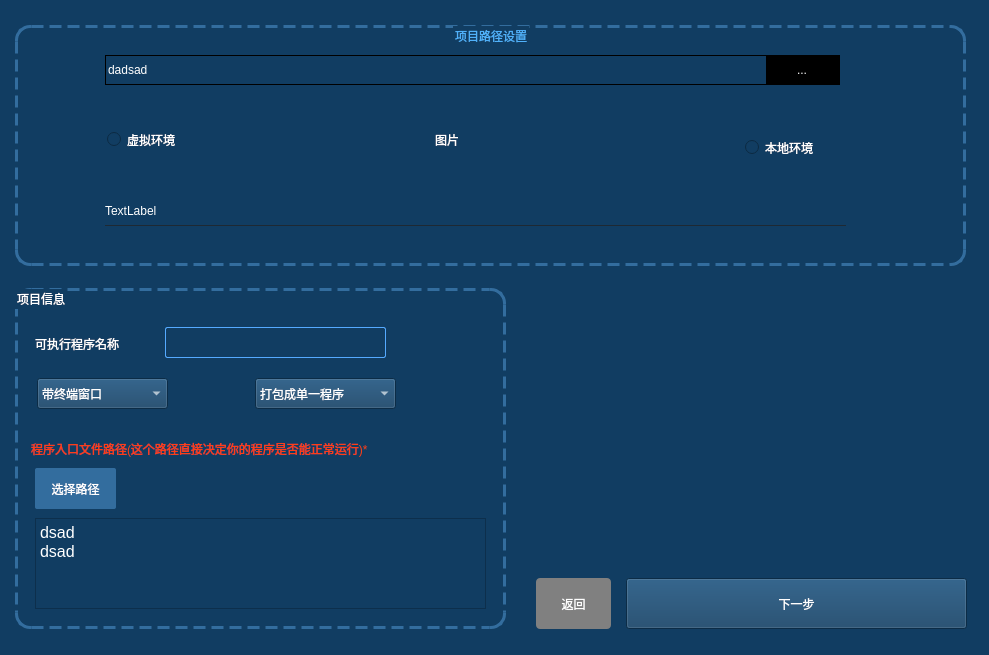
Before: the Qt Designer form UI/new_main.ui in LX-sys/pyPyinstaller, drawn with Qt 5.
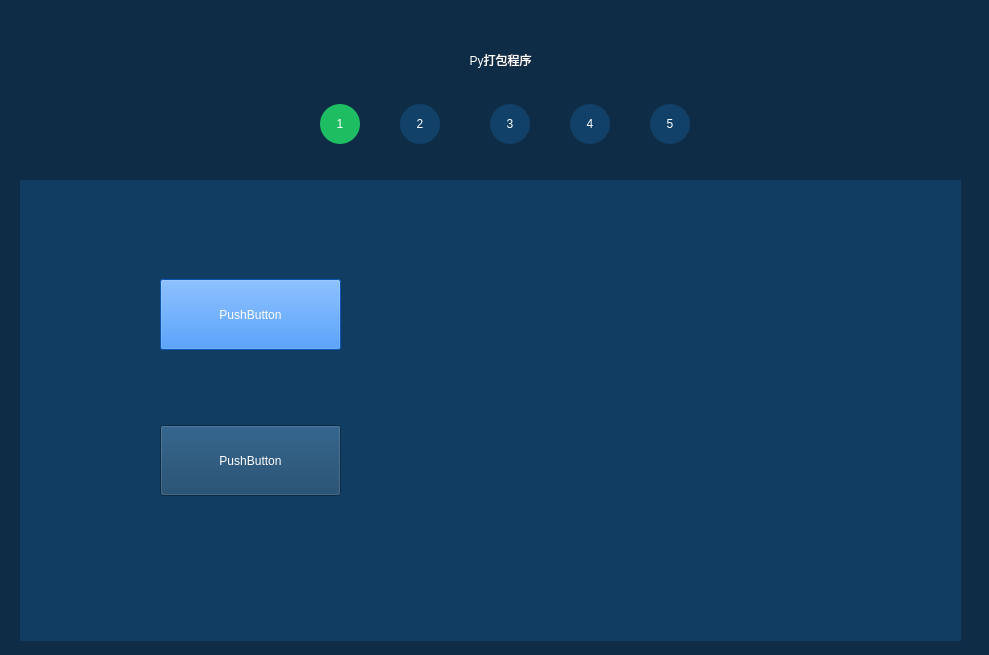
After: the same form once the commit is applied. The open tabs and pages were chosen to show the change.

Commit message: 打包完成页面编写完成,但mac下打包完成后,程序可执行文件位置错误(BUG可以手动调整)

```diff
--- a/UI/new_main.ui
+++ b/UI/new_main.ui
@@ -43,7 +43,10 @@
 color:rgb(230, 221, 197);
 }</string>
   </property>
-  <layout class="QGridLayout" name="gridLayout_2">
+  <layout class="QVBoxLayout" name="verticalLayout">
+   <property name="spacing">
+    <number>0</number>
+   </property>
    <property name="leftMargin">
     <number>0</number>
    </property>
@@ -56,20 +59,8 @@
    <property name="bottomMargin">
     <number>0</number>
    </property>
-   <item row="0" column="0">
+   <item>
     <widget class="QStackedWidget" name="stackedWidget">
-     <property name="styleSheet">
-      <string notr="true">*{
-background-color: rgb(17, 61, 98);
-color:#fff;
-font: 12pt &quot;等线&quot;;
-}
-QGroupBox{
-border:3px dashed rgb(51, 109, 158);
-border-radius:15px;
-}
-</string>
-     </property>
      <property name="currentIndex">
       <number>3</number>
      </property>
@@ -201,562 +192,246 @@
       </layout>
      </widget>
      <widget class="QWidget" name="page_2">
-      <layout class="QGridLayout" name="gridLayout_3">
-       <item row="0" column="0" colspan="2">
+      <property name="styleSheet">
+       <string notr="true">*{
+color:#fff;
+background-color: rgb(15, 44, 70);
+}
+#title{
+font: italic 20pt &quot;Zapfino&quot;;
+}
+#label_1,#label_2,#label_5,#label_6,#label_7{
+background-color: rgb(17, 64, 104);
+border-radius:20px;
+}</string>
+      </property>
+      <widget class="QWidget" name="widget_top" native="true">
+       <property name="geometry">
+        <rect>
+         <x>20</x>
+         <y>14</y>
+         <width>951</width>
+         <height>151</height>
+        </rect>
+       </property>
+       <property name="styleSheet">
+        <string notr="true"/>
+       </property>
+       <widget class="QLabel" name="title">
+        <property name="geometry">
+         <rect>
+          <x>30</x>
+          <y>10</y>
+          <width>901</width>
+          <height>71</height>
+         </rect>
+        </property>
+        <property name="text">
+         <string>Py打包程序</string>
+        </property>
+        <property name="alignment">
+         <set>Qt::AlignCenter</set>
+        </property>
+       </widget>
+       <widget class="QLabel" name="label_1">
+        <property name="geometry">
+         <rect>
+          <x>300</x>
+          <y>90</y>
+          <width>40</width>
+          <height>40</height>
+         </rect>
+        </property>
+        <property name="styleSheet">
+         <string notr="true">background-color: rgb(30, 189, 98);</string>
+        </property>
+        <property name="text">
+         <string>1</string>
+        </property>
+        <property name="alignment">
+         <set>Qt::AlignCenter</set>
+        </property>
+       </widget>
+       <widget class="QLabel" name="label_2">
+        <property name="geometry">
+         <rect>
+          <x>380</x>
+          <y>90</y>
+          <width>40</width>
+          <height>40</height>
+         </rect>
+        </property>
+        <property name="text">
+         <string>2</string>
+        </property>
+        <property name="alignment">
+         <set>Qt::AlignCenter</set>
+        </property>
+       </widget>
+       <widget class="QLabel" name="label_5">
+        <property name="geometry">
+         <rect>
+          <x>470</x>
+          <y>90</y>
+          <width>40</width>
+          <height>40</height>
+         </rect>
+        </property>
+        <property name="text">
+         <string>3</string>
+        </property>
+        <property name="alignment">
+         <set>Qt::AlignCenter</set>
+        </property>
+       </widget>
+       <widget class="QLabel" name="label_6">
+        <property name="geometry">
+         <rect>
+          <x>550</x>
+          <y>90</y>
+          <width>40</width>
+          <height>40</height>
+         </rect>
+        </property>
+        <property name="text">
+         <string>4</string>
+        </property>
+        <property name="alignment">
+         <set>Qt::AlignCenter</set>
+        </property>
+       </widget>
+       <widget class="QLabel" name="label_7">
+        <property name="geometry">
+         <rect>
+          <x>630</x>
+          <y>90</y>
+          <width>40</width>
+          <height>40</height>
+         </rect>
+        </property>
+        <property name="text">
+         <string>5</string>
+        </property>
+        <property name="alignment">
+         <set>Qt::AlignCenter</set>
+        </property>
+       </widget>
+      </widget>
+      <widget class="QStackedWidget" name="stackedWidget_2">
+       <property name="geometry">
+        <rect>
+         <x>20</x>
+         <y>180</y>
+         <width>941</width>
+         <height>461</height>
+        </rect>
+       </property>
+       <property name="styleSheet">
+        <string notr="true">*{
+	background-color: rgb(17, 61, 98);
+}</string>
+       </property>
+       <property name="currentIndex">
+        <number>1</number>
+       </property>
+       <widget class="QWidget" name="page">
         <widget class="QGroupBox" name="groupBox">
-         <property name="minimumSize">
-          <size>
-           <width>951</width>
-           <height>241</height>
-          </size>
-         </property>
-         <property name="maximumSize">
-          <size>
-           <width>951</width>
-           <height>241</height>
-          </size>
+         <property name="geometry">
+          <rect>
+           <x>40</x>
+           <y>30</y>
+           <width>821</width>
+           <height>51</height>
+          </rect>
          </property>
          <property name="styleSheet">
-          <string notr="true">#groupBox{
-	color:#50b1fa;
-}
-#lineEdit,#pushButton{
-border:1px solid #000;
-}
-#lineEdit{
-border-right:none;
-}
-#pushButton{
-border-left:none;
-background-color: #000;
-}</string>
+          <string notr="true">border:2px solid rgb(5, 32, 56);</string>
          </property>
          <property name="title">
-          <string>项目路径设置</string>
+          <string>GroupBox</string>
          </property>
-         <property name="alignment">
-          <set>Qt::AlignCenter</set>
-         </property>
-         <widget class="QPushButton" name="pushButton">
-          <property name="geometry">
-           <rect>
-            <x>750</x>
-            <y>30</y>
-            <width>75</width>
-            <height>30</height>
-           </rect>
-          </property>
-          <property name="text">
-           <string>...</string>
-          </property>
-         </widget>
-         <widget class="QLineEdit" name="lineEdit">
-          <property name="geometry">
-           <rect>
-            <x>90</x>
-            <y>30</y>
-            <width>661</width>
-            <height>30</height>
-           </rect>
-          </property>
-          <property name="text">
-           <string>dadsad</string>
-          </property>
-         </widget>
-         <widget class="QRadioButton" name="radioButton">
-          <property name="geometry">
-           <rect>
-            <x>92</x>
-            <y>102</y>
-            <width>90</width>
-            <height>25</height>
-           </rect>
-          </property>
-          <property name="text">
-           <string>虚拟环境</string>
-          </property>
-         </widget>
-         <widget class="QRadioButton" name="radioButton_2">
-          <property name="geometry">
-           <rect>
-            <x>730</x>
-            <y>110</y>
-            <width>90</width>
-            <height>25</height>
-           </rect>
-          </property>
-          <property name="text">
-           <string>本地环境</string>
-          </property>
-         </widget>
-         <widget class="QLabel" name="label">
-          <property name="geometry">
-           <rect>
-            <x>90</x>
-            <y>170</y>
-            <width>741</width>
-            <height>31</height>
-           </rect>
-          </property>
-          <property name="styleSheet">
-           <string notr="true">border-bottom:1px solid rgb(30, 41, 51);</string>
-          </property>
-          <property name="text">
-           <string>TextLabel</string>
-          </property>
-         </widget>
-         <widget class="QLabel" name="label_2">
-          <property name="geometry">
-           <rect>
-            <x>420</x>
-            <y>87</y>
-            <width>55</width>
-            <height>55</height>
-           </rect>
-          </property>
-          <property name="text">
-           <string>图片</string>
-          </property>
-         </widget>
         </widget>
-       </item>
-       <item row="1" column="0">
-        <widget class="QGroupBox" name="groupBox_2">
-         <property name="minimumSize">
-          <size>
-           <width>491</width>
-           <height>341</height>
-          </size>
-         </property>
-         <property name="maximumSize">
-          <size>
-           <width>491</width>
-           <height>341</height>
-          </size>
-         </property>
-         <property name="title">
-          <string>项目信息</string>
-         </property>
-         <widget class="QLabel" name="label_3">
-          <property name="geometry">
-           <rect>
-            <x>20</x>
-            <y>40</y>
-            <width>121</width>
-            <height>31</height>
-           </rect>
-          </property>
-          <property name="text">
-           <string>可执行程序名称</string>
-          </property>
-         </widget>
-         <widget class="QLineEdit" name="lineEdit_2">
-          <property name="geometry">
-           <rect>
-            <x>150</x>
-            <y>39</y>
-            <width>221</width>
-            <height>31</height>
-           </rect>
-          </property>
-          <property name="styleSheet">
-           <string notr="true">border:1px solid rgb(85, 170, 255);
-border-radius:2px;</string>
-          </property>
-         </widget>
-         <widget class="QComboBox" name="comboBox">
-          <property name="geometry">
-           <rect>
-            <x>22</x>
-            <y>90</y>
-            <width>131</width>
-            <height>31</height>
-           </rect>
-          </property>
-          <item>
-           <property name="text">
-            <string>带终端窗口</string>
-           </property>
-          </item>
-          <item>
-           <property name="text">
-            <string>不带终端窗口</string>
-           </property>
-          </item>
-         </widget>
-         <widget class="QComboBox" name="comboBox_2">
-          <property name="geometry">
-           <rect>
-            <x>240</x>
-            <y>90</y>
-            <width>141</width>
-            <height>31</height>
-           </rect>
-          </property>
-          <item>
-           <property name="text">
-            <string>打包成单一程序</string>
-           </property>
-          </item>
-          <item>
-           <property name="text">
-            <string>包含文件夹</string>
-           </property>
-          </item>
-         </widget>
-         <widget class="QLabel" name="label_4">
-          <property name="geometry">
-           <rect>
-            <x>16</x>
-            <y>150</y>
-            <width>461</width>
-            <height>21</height>
-           </rect>
-          </property>
-          <property name="styleSheet">
-           <string notr="true">color:rgb(255, 62, 23);</string>
-          </property>
-          <property name="text">
-           <string>程序入口文件路径(这个路径直接决定你的程序是否能正常运行)*</string>
-          </property>
-         </widget>
-         <widget class="QTextBrowser" name="textBrowser">
-          <property name="geometry">
-           <rect>
-            <x>20</x>
-            <y>230</y>
-            <width>451</width>
-            <height>91</height>
-           </rect>
-          </property>
-          <property name="html">
-           <string>&lt;!DOCTYPE HTML PUBLIC &quot;-//W3C//DTD HTML 4.0//EN&quot; &quot;http://www.w3.org/TR/REC-html40/strict.dtd&quot;&gt;
-&lt;html&gt;&lt;head&gt;&lt;meta name=&quot;qrichtext&quot; content=&quot;1&quot; /&gt;&lt;style type=&quot;text/css&quot;&gt;
-p, li { white-space: pre-wrap; }
-&lt;/style&gt;&lt;/head&gt;&lt;body style=&quot; font-family:'等线'; font-size:12pt; font-weight:400; font-style:normal;&quot;&gt;
-&lt;p style=&quot; margin-top:0px; margin-bottom:0px; margin-left:0px; margin-right:0px; -qt-block-indent:0; text-indent:0px;&quot;&gt;dsad&lt;/p&gt;
-&lt;p style=&quot; margin-top:0px; margin-bottom:0px; margin-left:0px; margin-right:0px; -qt-block-indent:0; text-indent:0px;&quot;&gt;dsad&lt;/p&gt;
-&lt;p style=&quot;-qt-paragraph-type:empty; margin-top:0px; margin-bottom:0px; margin-left:0px; margin-right:0px; -qt-block-indent:0; text-indent:0px;&quot;&gt;&lt;br /&gt;&lt;/p&gt;&lt;/body&gt;&lt;/html&gt;</string>
-          </property>
-         </widget>
-         <widget class="QPushButton" name="open_path">
-          <property name="geometry">
-           <rect>
-            <x>20</x>
-            <y>180</y>
-            <width>81</width>
-            <height>41</height>
-           </rect>
-          </property>
-          <property name="styleSheet">
-           <string notr="true">#open_path{
-background-color: rgb(51, 109, 158);
-border-radius:2px;
-}
-</string>
-          </property>
-          <property name="text">
-           <string>选择路径</string>
-          </property>
-         </widget>
-        </widget>
-       </item>
-       <item row="1" column="1">
+       </widget>
+       <widget class="QWidget" name="page_3">
         <widget class="QWidget" name="widget_2" native="true">
-         <property name="minimumSize">
-          <size>
-           <width>441</width>
-           <height>341</height>
-          </size>
+         <property name="geometry">
+          <rect>
+           <x>20</x>
+           <y>20</y>
+           <width>421</width>
+           <height>371</height>
+          </rect>
          </property>
-         <property name="maximumSize">
-          <size>
-           <width>441</width>
-           <height>341</height>
-          </size>
+         <property name="layoutDirection">
+          <enum>Qt::LeftToRight</enum>
          </property>
-         <widget class="QPushButton" name="pushButton_3">
+         <property name="autoFillBackground">
+          <bool>false</bool>
+         </property>
+         <widget class="QPushButton" name="pushButton">
           <property name="geometry">
            <rect>
-            <x>100</x>
-            <y>290</y>
-            <width>341</width>
-            <height>51</height>
+            <x>120</x>
+            <y>79</y>
+            <width>181</width>
+            <height>71</height>
            </rect>
           </property>
+          <property name="minimumSize">
+           <size>
+            <width>181</width>
+            <height>71</height>
+           </size>
+          </property>
+          <property name="maximumSize">
+           <size>
+            <width>181</width>
+            <height>71</height>
+           </size>
+          </property>
+          <property name="styleSheet">
+           <string notr="true">background-color: rgb(15, 118, 250);</string>
+          </property>
           <property name="text">
-           <string>下一步</string>
+           <string>PushButton</string>
           </property>
          </widget>
          <widget class="QPushButton" name="pushButton_2">
           <property name="geometry">
            <rect>
-            <x>10</x>
-            <y>290</y>
-            <width>75</width>
-            <height>51</height>
+            <x>120</x>
+            <y>225</y>
+            <width>181</width>
+            <height>71</height>
            </rect>
           </property>
-          <property name="styleSheet">
-           <string notr="true">background-color: gray;
-border-radius:4px;</string>
+          <property name="minimumSize">
+           <size>
+            <width>181</width>
+            <height>71</height>
+           </size>
+          </property>
+          <property name="maximumSize">
+           <size>
+            <width>181</width>
+            <height>71</height>
+           </size>
           </property>
           <property name="text">
-           <string>返回</string>
+           <string>PushButton</string>
           </property>
          </widget>
         </widget>
-       </item>
-      </layout>
-     </widget>
-     <widget class="QWidget" name="page_4">
-      <widget class="QWidget" name="widget_5" native="true">
-       <property name="geometry">
-        <rect>
-         <x>280</x>
-         <y>210</y>
-         <width>130</width>
-         <height>130</height>
-        </rect>
-       </property>
-       <property name="styleSheet">
-        <string notr="true">background-color: rgb(30, 41, 51);
-border-radius:65px;</string>
-       </property>
-       <widget class="QPushButton" name="pushButton_7">
-        <property name="geometry">
-         <rect>
-          <x>26</x>
-          <y>24</y>
-          <width>80</width>
-          <height>80</height>
-         </rect>
-        </property>
-        <property name="styleSheet">
-         <string notr="true">background-color:rgb(17, 61, 98);
-border-radius:40px;
-color: rgb(0, 0, 0);
-border:none;
-font-size:15pt;</string>
-        </property>
-        <property name="text">
-         <string>打包</string>
-        </property>
-       </widget>
-      </widget>
-      <widget class="QLabel" name="label_5">
-       <property name="geometry">
-        <rect>
-         <x>490</x>
-         <y>230</y>
-         <width>80</width>
-         <height>80</height>
-        </rect>
-       </property>
-       <property name="styleSheet">
-        <string notr="true">background-color:rgb(17, 61, 98);
-border-radius:40px;
-color: rgb(0, 0, 0);
-border:none;
-font-size:15pt;</string>
-       </property>
-       <property name="text">
-        <string>100%</string>
-       </property>
-       <property name="alignment">
-        <set>Qt::AlignCenter</set>
-       </property>
-      </widget>
-      <widget class="QProgressBar" name="progressBar">
-       <property name="geometry">
-        <rect>
-         <x>370</x>
-         <y>480</y>
-         <width>381</width>
-         <height>23</height>
-        </rect>
-       </property>
-       <property name="styleSheet">
-        <string notr="true">#progressBar::chunk{
-	background-color: rgb(0, 170, 255);
-}</string>
-       </property>
-       <property name="value">
-        <number>24</number>
-       </property>
-       <property name="textVisible">
-        <bool>true</bool>
-       </property>
-      </widget>
-      <widget class="QPushButton" name="page_btn">
-       <property name="geometry">
-        <rect>
-         <x>570</x>
-         <y>70</y>
-         <width>291</width>
-         <height>101</height>
-        </rect>
-       </property>
-       <property name="styleSheet">
-        <string notr="true">#page_btn{
-border:2px solid rgb(232, 232, 232);
-background-color: rgb(161, 161, 161);
-color: rgb(0, 0, 0);
-border-radius:5px;
-font: 16pt &quot;等线&quot;;
-}
-#page_btn:hover{
-border-width:1px;
-}
-</string>
-       </property>
-       <property name="text">
-        <string>打包位置</string>
-       </property>
-      </widget>
-     </widget>
-     <widget class="QWidget" name="page_3">
-      <widget class="QTreeWidget" name="treeWidget">
-       <property name="geometry">
-        <rect>
-         <x>10</x>
-         <y>10</y>
-         <width>341</width>
-         <height>631</height>
-        </rect>
-       </property>
-       <property name="styleSheet">
-        <string notr="true">border:2px solid rgb(66, 129, 178);
-color:rgb(255, 213, 79);
-font: 13pt &quot;等线&quot;;</string>
-       </property>
-       <attribute name="headerVisible">
-        <bool>false</bool>
-       </attribute>
-       <column>
-        <property name="text">
-         <string>1</string>
-        </property>
-       </column>
-       <item>
-        <property name="text">
-         <string>ad</string>
-        </property>
-        <item>
-         <property name="text">
-          <string>asd</string>
+        <widget class="QWidget" name="widget_3" native="true">
+         <property name="geometry">
+          <rect>
+           <x>550</x>
+           <y>20</y>
+           <width>351</width>
+           <height>391</height>
+          </rect>
          </property>
-        </item>
-       </item>
-      </widget>
-      <widget class="QWidget" name="widget_4" native="true">
-       <property name="geometry">
-        <rect>
-         <x>370</x>
-         <y>10</y>
-         <width>501</width>
-         <height>631</height>
-        </rect>
-       </property>
-       <widget class="QPushButton" name="pushButton_4">
-        <property name="geometry">
-         <rect>
-          <x>10</x>
-          <y>570</y>
-          <width>491</width>
-          <height>61</height>
-         </rect>
-        </property>
-        <property name="text">
-         <string>PushButton</string>
-        </property>
-       </widget>
-      </widget>
-     </widget>
-     <widget class="QWidget" name="page">
-      <widget class="QTextBrowser" name="textBrowser_out">
-       <property name="geometry">
-        <rect>
-         <x>30</x>
-         <y>130</y>
-         <width>951</width>
-         <height>501</height>
-        </rect>
-       </property>
-       <property name="styleSheet">
-        <string notr="true">#textBrowser_out{
-background-color: rgb(30, 41, 51);
-color:#11a611;
-}</string>
-       </property>
-       <property name="html">
-        <string>&lt;!DOCTYPE HTML PUBLIC &quot;-//W3C//DTD HTML 4.0//EN&quot; &quot;http://www.w3.org/TR/REC-html40/strict.dtd&quot;&gt;
-&lt;html&gt;&lt;head&gt;&lt;meta name=&quot;qrichtext&quot; content=&quot;1&quot; /&gt;&lt;style type=&quot;text/css&quot;&gt;
-p, li { white-space: pre-wrap; }
-&lt;/style&gt;&lt;/head&gt;&lt;body style=&quot; font-family:'等线'; font-size:12pt; font-weight:400; font-style:normal;&quot;&gt;
-&lt;p style=&quot; margin-top:0px; margin-bottom:0px; margin-left:0px; margin-right:0px; -qt-block-indent:0; text-indent:0px;&quot;&gt;dasdklasd&lt;/p&gt;
-&lt;p style=&quot; margin-top:0px; margin-bottom:0px; margin-left:0px; margin-right:0px; -qt-block-indent:0; text-indent:0px;&quot;&gt;dasmdlkas&lt;/p&gt;
-&lt;p style=&quot; margin-top:0px; margin-bottom:0px; margin-left:0px; margin-right:0px; -qt-block-indent:0; text-indent:0px;&quot;&gt;dasjkod&lt;/p&gt;&lt;/body&gt;&lt;/html&gt;</string>
-       </property>
-      </widget>
-      <widget class="QWidget" name="widget_3" native="true">
-       <property name="geometry">
-        <rect>
-         <x>10</x>
-         <y>20</y>
-         <width>961</width>
-         <height>91</height>
-        </rect>
-       </property>
-       <widget class="QPushButton" name="btn_detection">
-        <property name="geometry">
-         <rect>
-          <x>20</x>
-          <y>30</y>
-          <width>111</width>
-          <height>51</height>
-         </rect>
-        </property>
-        <property name="styleSheet">
-         <string notr="true">#btn_detection{
-border:1px solid rgb(255, 223, 118);
-border-radius:6px;
-background-color: rgb(0, 170, 0);
-font-size:16pt;
-}
-#btn_detection:hover{
-border-width:2px;
-}</string>
-        </property>
-        <property name="text">
-         <string>检测</string>
-        </property>
-       </widget>
-       <widget class="QPushButton" name="pushButton_5">
-        <property name="geometry">
-         <rect>
-          <x>700</x>
-          <y>30</y>
-          <width>101</width>
-          <height>45</height>
-         </rect>
-        </property>
-        <property name="text">
-         <string>返回</string>
-        </property>
-       </widget>
-       <widget class="QPushButton" name="pushButton_6">
-        <property name="geometry">
-         <rect>
-          <x>830</x>
-          <y>30</y>
-          <width>111</width>
-          <height>45</height>
-         </rect>
-        </property>
-        <property name="text">
-         <string>下一步</string>
-        </property>
+        </widget>
        </widget>
       </widget>
      </widget>
```
Left out of the diff: 2 changed lines with no effect on the pictures. The commit also changes 1 other file.
